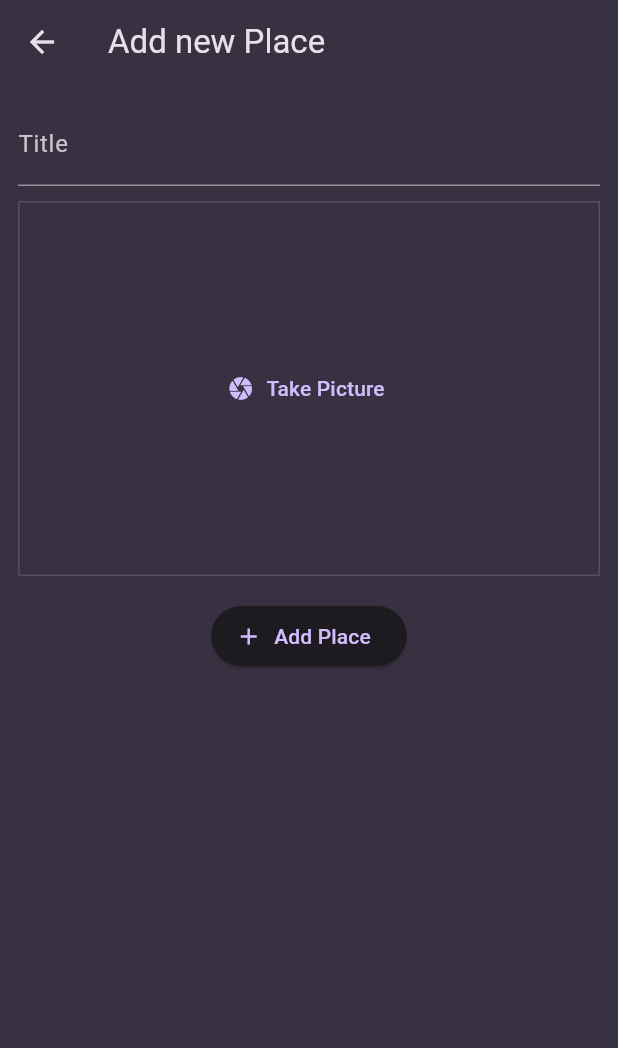
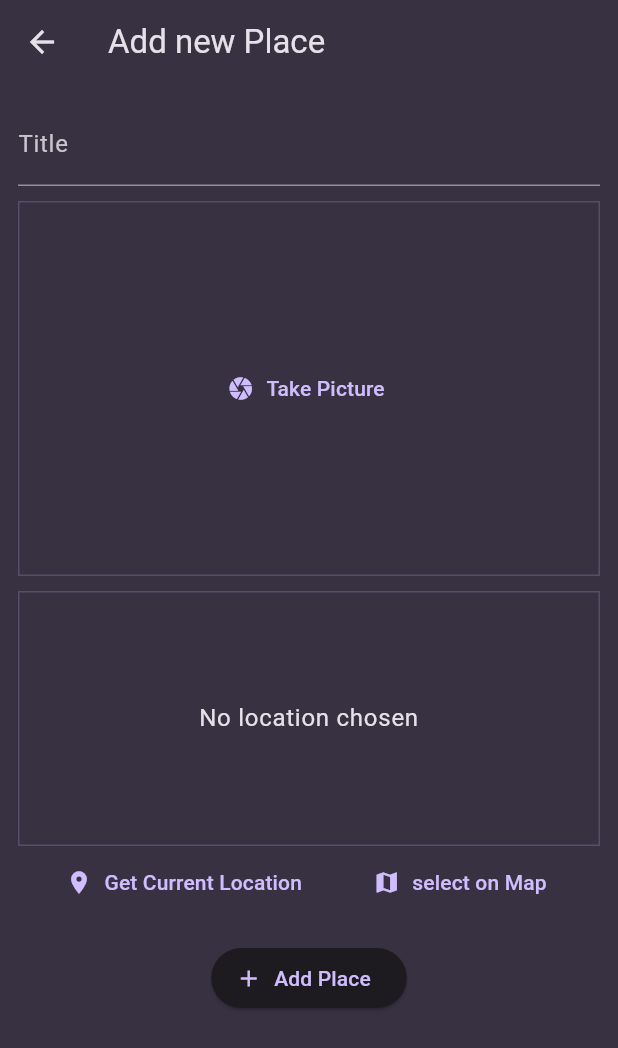
Before and after one commit to Jalo1982/favorite_places, a Flutter app: the AddPlaceScreen screen opened directly, on a phone screen of 412 x 824 dp. Shown: the top 1048 px of the screen. Run offline on Flutter 3.47's test engine with Material 3 defaults, Android fonts, the phone set to English and light mode, and no system bars; our stand-ins replace flutter_riverpod, image_picker, riverpod.

Commit message:
Added the location package and started with the get location input widget

```diff
--- a/lib/screens/add_place.dart
+++ b/lib/screens/add_place.dart
@@ -2,6 +2,7 @@ import 'dart:io';
 
 import 'package:favorite_places/providers/user_places.dart';
 import 'package:favorite_places/widgets/image_input.dart';
+import 'package:favorite_places/widgets/location_input.dart';
 import 'package:flutter/material.dart';
 import 'package:flutter_riverpod/flutter_riverpod.dart';
 
@@ -55,6 +56,8 @@ class _AddPlaceScreenState extends ConsumerState<AddPlaceScreen> {
                 _selectedImage = image;
               },
             ),
+            const SizedBox(height: 10),
+            LocationInput(),
             const SizedBox(height: 16),
             ElevatedButton.icon(
               onPressed: _savePlace,
--- /dev/null
+++ b/lib/widgets/location_input.dart
@@ -0,0 +1,51 @@
+import 'package:flutter/material.dart';
+
+class LocationInput extends StatefulWidget {
+  const LocationInput({super.key});
+
+  @override
+  State<LocationInput> createState() => _LocationInputState();
+}
+
+class _LocationInputState extends State<LocationInput> {
+  @override
+  Widget build(BuildContext context) {
+    return Column(
+      children: [
+        Container(
+          height: 170,
+          width: double.infinity,
+          alignment: Alignment.center,
+          decoration: BoxDecoration(
+            border: Border.all(
+              width: 1,
+              color: Theme.of(context).colorScheme.primary.withOpacity(0.2),
+            ),
+          ),
+          child: Text(
+            'No location chosen',
+            textAlign: TextAlign.center,
+            style: Theme.of(context).textTheme.bodyLarge!.copyWith(
+                  color: Theme.of(context).colorScheme.onSurface,
+                ),
+          ),
+        ),
+        Row(
+          mainAxisAlignment: MainAxisAlignment.spaceEvenly,
+          children: [
+            TextButton.icon(
+              icon: const Icon(Icons.location_on),
+              onPressed: () {},
+              label: const Text('Get Current Location'),
+            ),
+            TextButton.icon(
+              icon: const Icon(Icons.map),
+              onPressed: () {},
+              label: const Text('select on Map'),
+            ),
+          ],
+        ),
+      ],
+    );
+  }
+}
--- a/pubspec.yaml
+++ b/pubspec.yaml
@@ -15,6 +15,7 @@ dependencies:
   flutter_hooks: ^0.20.5
   flutter_riverpod: ^2.5.1
   image_picker: ^1.1.2
+  location: ^6.0.2
   riverpod: ^2.5.1
   riverpod_annotation: ^2.3.5
   riverpod_generator: ^2.4.2
```
Also changed, not shown: pubspec.lock, 2 other files.
